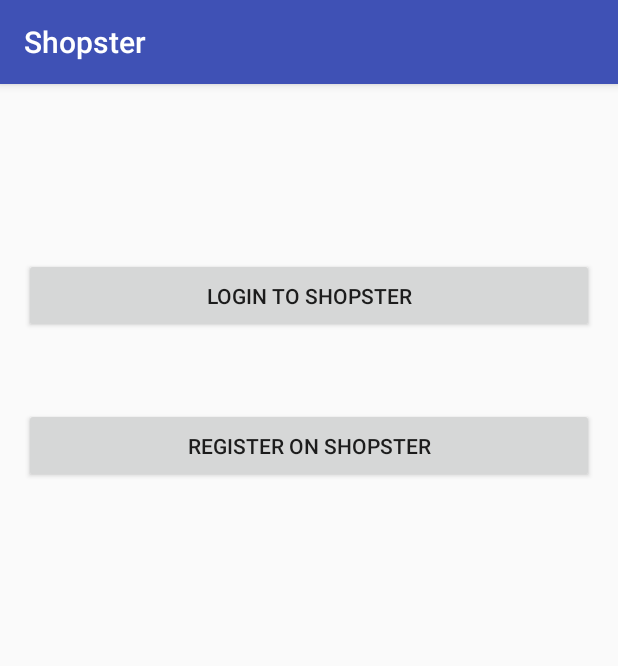
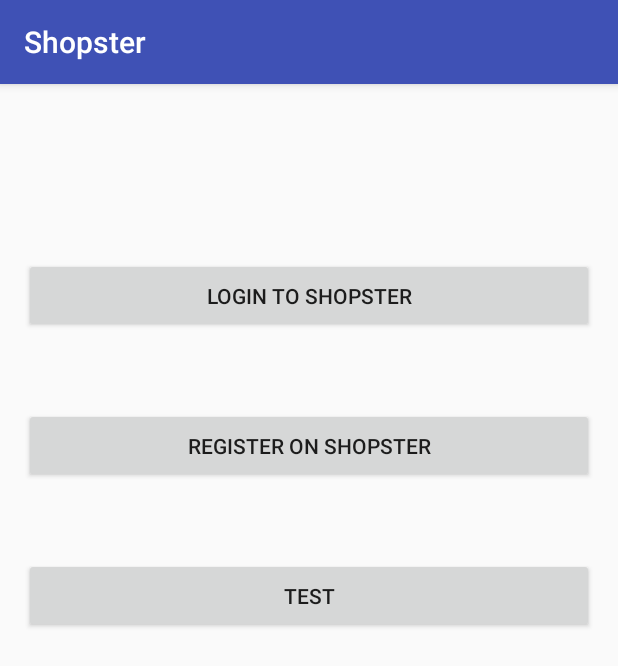
Before and after one commit to CuriousLearner/Shopster, an Android app: the screen it shows after launch (MainActivity), on a phone screen of 412 x 824 dp. Shown: the top 666 px of the screen. Run offline under Robolectric (Android 15) with nearby library versions, the phone set to English and light mode, and no system bars; our stand-ins replace ButterKnife.

Commit message:
Cart section + QR Code scan + Test button on main activity

```diff
--- /dev/null
+++ b/src/client/Shopster-Andoid-Client/app/src/main/java/in/co/shopster/shopster/Config.java
@@ -0,0 +1,29 @@
+package in.co.shopster.shopster;
+
+/**
+ * Created by vikram on 3/4/16.
+ */
+public class Config {
+
+    private static String DEBUG_LOG_TAG = "SHOPSTER-DEBUG";
+
+    private static boolean debugModeEnabled = false;
+
+    public static String getDebugLogTag() {
+        return Config.DEBUG_LOG_TAG;
+    }
+
+    public static void enableDebugLogs() {
+        Config.debugModeEnabled = true;
+    }
+
+    public static void disableDebugLogs() {
+        Config.debugModeEnabled = false;
+    }
+
+    public static boolean isDebugModeEnabled() {
+        return Config.debugModeEnabled;
+    }
+
+
+}
--- a/src/client/Shopster-Andoid-Client/app/src/main/java/in/co/shopster/shopster/activities/MainActivity.java
+++ b/src/client/Shopster-Andoid-Client/app/src/main/java/in/co/shopster/shopster/activities/MainActivity.java
@@ -16,6 +16,7 @@ import java.util.List;
 
 import butterknife.Bind;
 import butterknife.ButterKnife;
+import in.co.shopster.shopster.Config;
 import in.co.shopster.shopster.R;
 import in.co.shopster.shopster.ShopsterNavigationDrawer;
 import in.co.shopster.shopster.rest.RestClient;
@@ -34,6 +35,9 @@ public class MainActivity extends AppCompatActivity {
     @Bind(R.id.btn_register)
     Button registerBtn;
 
+    @Bind(R.id.btn_test)
+    Button testBtn;
+
     @Override
     protected void onCreate(Bundle savedInstanceState) {
         super.onCreate(savedInstanceState);
@@ -42,6 +46,9 @@ public class MainActivity extends AppCompatActivity {
         setSupportActionBar(toolbar);
 
         ButterKnife.bind(this);
+
+        // Enabled debug logs
+        Config.enableDebugLogs();
 
         loginBtn.setOnClickListener(new View.OnClickListener() {
             @Override
@@ -58,6 +65,14 @@ public class MainActivity extends AppCompatActivity {
                 MainActivity.this.startActivity(registrationIntent);
             }
         });
+
+        testBtn.setOnClickListener(new View.OnClickListener() {
+            @Override
+            public void onClick(View view) {
+                Intent openNavigationDrawer = new Intent(MainActivity.this, ShopsterNavigationDrawer.class);
+                MainActivity.this.startActivity(openNavigationDrawer);
+            }
+        });
     }
 
 }
--- a/src/client/Shopster-Andoid-Client/app/src/main/res/layout/content_main.xml
+++ b/src/client/Shopster-Andoid-Client/app/src/main/res/layout/content_main.xml
@@ -31,6 +31,13 @@
             android:layout_width="match_parent"
             android:layout_height="50dp" />
 
+        <Button
+            android:id="@+id/btn_test"
+            android:layout_marginTop="50dp"
+            android:text="test"
+            android:layout_width="match_parent"
+            android:layout_height="50dp" />
+
 
     </LinearLayout>
 
```
Also changed, not shown: src/client/Shopster-Andoid-Client/app/src/main/java/in/co/shopster/shopster/ShopsterNavigationDrawer.java (+26 -0 lines), src/client/Shopster-Andoid-Client/app/src/main/java/in/co/shopster/shopster/Utilities.java (+9 -0 lines), src/client/Shopster-Andoid-Client/app/src/main/java/in/co/shopster/shopster/fragments/CartFragment.java (added, +79 -0 lines), src/client/Shopster-Andoid-Client/app/src/main/res/layout/fragment_cart.xml (added, +19 -0 lines), 1 other file.
